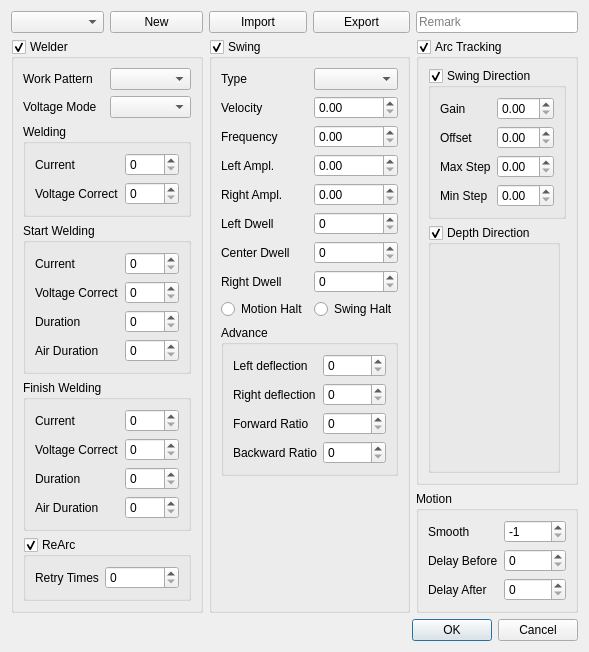
First picture: the form in src/ui/forms/procedure.ui, repository lazyshawn/NeoRobotController, before the edit.
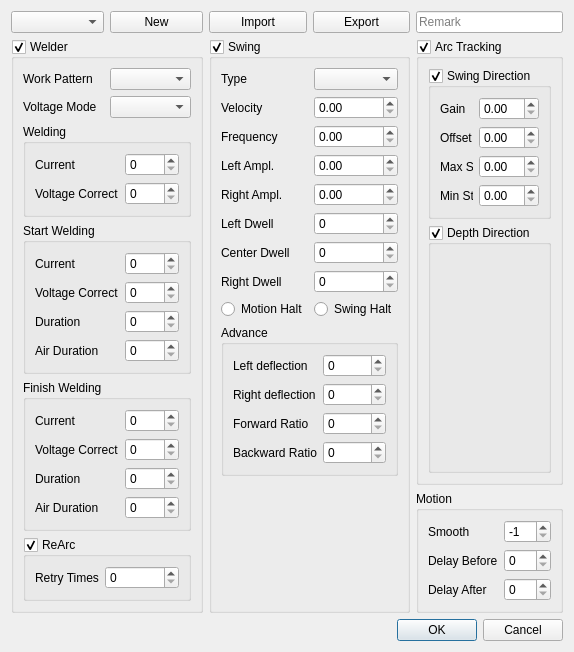
Second picture: the form after the edit.

Patch:
```diff
--- a/src/ui/forms/procedure.ui
+++ b/src/ui/forms/procedure.ui
@@ -6,7 +6,7 @@
    <rect>
     <x>0</x>
     <y>0</y>
-    <width>431</width>
+    <width>428</width>
     <height>466</height>
    </rect>
   </property>
@@ -480,6 +480,12 @@
    </item>
    <item row="0" column="4">
     <widget class="QLineEdit" name="lineEdit">
+     <property name="sizePolicy">
+      <sizepolicy hsizetype="Preferred" vsizetype="Fixed">
+       <horstretch>0</horstretch>
+       <verstretch>0</verstretch>
+      </sizepolicy>
+     </property>
      <property name="placeholderText">
       <string>Remark</string>
      </property>
@@ -488,7 +494,7 @@
    <item row="1" column="4">
     <widget class="QGroupBox" name="groupBox_3">
      <property name="sizePolicy">
-      <sizepolicy hsizetype="Maximum" vsizetype="Preferred">
+      <sizepolicy hsizetype="Ignored" vsizetype="Preferred">
        <horstretch>0</horstretch>
        <verstretch>0</verstretch>
       </sizepolicy>
@@ -522,7 +528,7 @@
          <item row="0" column="1">
           <widget class="QDoubleSpinBox" name="doubleSpinBox_10">
            <property name="sizePolicy">
-            <sizepolicy hsizetype="Maximum" vsizetype="Fixed">
+            <sizepolicy hsizetype="Preferred" vsizetype="Fixed">
              <horstretch>0</horstretch>
              <verstretch>0</verstretch>
             </sizepolicy>
@@ -539,7 +545,7 @@
          <item row="1" column="1">
           <widget class="QDoubleSpinBox" name="doubleSpinBox_11">
            <property name="sizePolicy">
-            <sizepolicy hsizetype="Maximum" vsizetype="Fixed">
+            <sizepolicy hsizetype="Preferred" vsizetype="Fixed">
              <horstretch>0</horstretch>
              <verstretch>0</verstretch>
             </sizepolicy>
@@ -556,7 +562,7 @@
          <item row="3" column="1">
           <widget class="QDoubleSpinBox" name="doubleSpinBox_12">
            <property name="sizePolicy">
-            <sizepolicy hsizetype="Maximum" vsizetype="Fixed">
+            <sizepolicy hsizetype="Preferred" vsizetype="Fixed">
              <horstretch>0</horstretch>
              <verstretch>0</verstretch>
             </sizepolicy>
@@ -571,7 +577,14 @@
           </widget>
          </item>
          <item row="4" column="1">
-          <widget class="QDoubleSpinBox" name="doubleSpinBox"/>
+          <widget class="QDoubleSpinBox" name="doubleSpinBox">
+           <property name="sizePolicy">
+            <sizepolicy hsizetype="Preferred" vsizetype="Fixed">
+             <horstretch>0</horstretch>
+             <verstretch>0</verstretch>
+            </sizepolicy>
+           </property>
+          </widget>
          </item>
         </layout>
        </widget>
@@ -579,7 +592,7 @@
       <item row="1" column="0">
        <widget class="QGroupBox" name="groupBox_8">
         <property name="sizePolicy">
-         <sizepolicy hsizetype="Maximum" vsizetype="Expanding">
+         <sizepolicy hsizetype="Preferred" vsizetype="Expanding">
           <horstretch>0</horstretch>
           <verstretch>0</verstretch>
          </sizepolicy>
@@ -612,7 +625,7 @@
    <item row="2" column="4">
     <widget class="QGroupBox" name="groupBox_9">
      <property name="sizePolicy">
-      <sizepolicy hsizetype="Preferred" vsizetype="Preferred">
+      <sizepolicy hsizetype="Expanding" vsizetype="Preferred">
        <horstretch>0</horstretch>
        <verstretch>0</verstretch>
       </sizepolicy>
@@ -633,6 +646,9 @@
         <property name="minimum">
          <number>-1</number>
         </property>
+        <property name="maximum">
+         <number>100</number>
+        </property>
         <property name="value">
          <number>-1</number>
         </property>
```
Left out of the diff: 18 changed lines with no effect on the pictures.
